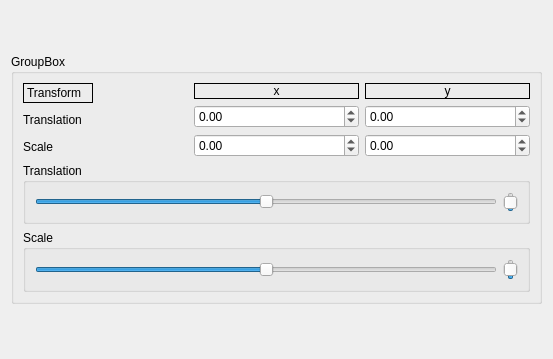
First picture: the form in dia2/widget2dtransform.ui, repository albertllopart/QT-Projects, before the edit.
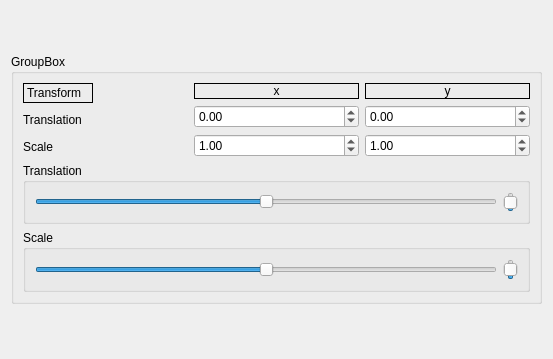
Second picture: the form after the edit.

```diff
--- a/dia2/widget2dtransform.ui
+++ b/dia2/widget2dtransform.ui
@@ -116,6 +116,9 @@
             <property name="maximum">
              <double>9999.000000000000000</double>
             </property>
+            <property name="value">
+             <double>1.000000000000000</double>
+            </property>
            </widget>
           </item>
          </layout>
@@ -159,6 +162,9 @@
             <property name="maximum">
              <double>9999.000000000000000</double>
             </property>
+            <property name="value">
+             <double>1.000000000000000</double>
+            </property>
            </widget>
           </item>
          </layout>
```
